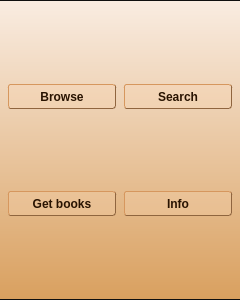
Above: android-exp/mobileapp.ui from MosheWagner/Orayta-QT before the change. Below: the same form after it.
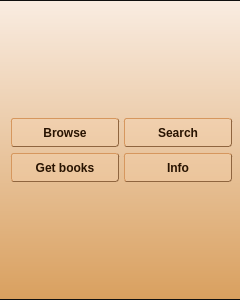
That is the form after the change. The open tabs and pages were chosen to show the change. Icons and pictures are not drawn.

Diff of the .ui file:
```diff
--- a/android-exp/mobileapp.ui
+++ b/android-exp/mobileapp.ui
@@ -486,11 +486,24 @@
      <widget class="QWidget" name="mainpage">
       <layout class="QVBoxLayout" name="verticalLayout_12">
        <property name="spacing">
-        <number>1</number>
+        <number>-1</number>
        </property>
        <property name="margin">
-        <number>0</number>
+        <number>9</number>
        </property>
+       <item>
+        <spacer name="verticalSpacer_10">
+         <property name="orientation">
+          <enum>Qt::Vertical</enum>
+         </property>
+         <property name="sizeHint" stdset="0">
+          <size>
+           <width>20</width>
+           <height>12</height>
+          </size>
+         </property>
+        </spacer>
+       </item>
        <item>
         <layout class="QGridLayout" name="gridLayout">
          <property name="sizeConstraint">
@@ -500,9 +513,9 @@
           <number>1</number>
          </property>
          <property name="spacing">
-          <number>0</number>
+          <number>-1</number>
          </property>
-         <item row="2" column="1">
+         <item row="1" column="0">
           <layout class="QHBoxLayout" name="horizontalLayout">
            <property name="sizeConstraint">
             <enum>QLayout::SetMinimumSize</enum>
@@ -518,7 +531,7 @@
              <property name="minimumSize">
               <size>
                <width>110</width>
-               <height>25</height>
+               <height>29</height>
               </size>
              </property>
              <property name="maximumSize">
@@ -567,7 +580,7 @@
            </item>
           </layout>
          </item>
-         <item row="2" column="3">
+         <item row="1" column="1">
           <layout class="QHBoxLayout" name="horizontalLayout_11">
            <property name="sizeConstraint">
             <enum>QLayout::SetMinimumSize</enum>
@@ -583,7 +596,7 @@
              <property name="minimumSize">
               <size>
                <width>110</width>
-               <height>25</height>
+               <height>29</height>
               </size>
              </property>
              <property name="maximumSize">
@@ -629,7 +642,7 @@
            </item>
           </layout>
          </item>
-         <item row="6" column="3">
+         <item row="4" column="1">
           <layout class="QHBoxLayout" name="horizontalLayout_13">
            <property name="sizeConstraint">
             <enum>QLayout::SetMinimumSize</enum>
@@ -645,7 +658,7 @@
              <property name="minimumSize">
               <size>
                <width>110</width>
-               <height>25</height>
+               <height>29</height>
               </size>
              </property>
              <property name="maximumSize">
@@ -715,33 +728,7 @@
            </item>
           </layout>
          </item>
-         <item row="5" column="1">
-          <spacer name="verticalSpacer_4">
-           <property name="orientation">
-            <enum>Qt::Vertical</enum>
-           </property>
-           <property name="sizeHint" stdset="0">
-            <size>
-             <width>0</width>
-             <height>2</height>
-            </size>
-           </property>
-          </spacer>
-         </item>
-         <item row="1" column="1">
-          <spacer name="verticalSpacer_7">
-           <property name="orientation">
-            <enum>Qt::Vertical</enum>
-           </property>
-           <property name="sizeHint" stdset="0">
-            <size>
-             <width>0</width>
-             <height>2</height>
-            </size>
-           </property>
-          </spacer>
-         </item>
-         <item row="6" column="1">
+         <item row="4" column="0">
           <layout class="QHBoxLayout" name="horizontalLayout_12">
            <property name="sizeConstraint">
             <enum>QLayout::SetMinimumSize</enum>
@@ -757,7 +744,7 @@
              <property name="minimumSize">
               <size>
                <width>110</width>
-               <height>25</height>
+               <height>29</height>
               </size>
              </property>
              <property name="maximumSize">
@@ -803,60 +790,21 @@
            </item>
           </layout>
          </item>
-         <item row="7" column="1">
-          <spacer name="verticalSpacer_8">
-           <property name="orientation">
-            <enum>Qt::Vertical</enum>
-           </property>
-           <property name="sizeHint" stdset="0">
-            <size>
-             <width>0</width>
-             <height>2</height>
-            </size>
-           </property>
-          </spacer>
-         </item>
-         <item row="2" column="0">
-          <spacer name="horizontalSpacer">
-           <property name="orientation">
-            <enum>Qt::Horizontal</enum>
-           </property>
-           <property name="sizeHint" stdset="0">
-            <size>
-             <width>2</width>
-             <height>0</height>
-            </size>
-           </property>
-          </spacer>
-         </item>
-         <item row="2" column="2">
-          <spacer name="horizontalSpacer_3">
-           <property name="orientation">
-            <enum>Qt::Horizontal</enum>
-           </property>
-           <property name="sizeHint" stdset="0">
-            <size>
-             <width>2</width>
-             <height>0</height>
-            </size>
-           </property>
-          </spacer>
-         </item>
-         <item row="2" column="4">
-          <spacer name="horizontalSpacer_4">
-           <property name="orientation">
-            <enum>Qt::Horizontal</enum>
-           </property>
-           <property name="sizeHint" stdset="0">
-            <size>
-             <width>2</width>
-             <height>0</height>
-            </size>
-           </property>
-          </spacer>
-         </item>
         </layout>
        </item>
+       <item>
+        <spacer name="verticalSpacer_9">
+         <property name="orientation">
+          <enum>Qt::Vertical</enum>
+         </property>
+         <property name="sizeHint" stdset="0">
+          <size>
+           <width>20</width>
+           <height>20</height>
+          </size>
+         </property>
+        </spacer>
+       </item>
       </layout>
      </widget>
      <widget class="QWidget" name="aboutpage">
```
Left out of the diff: 57 changed lines with no effect on the pictures.
